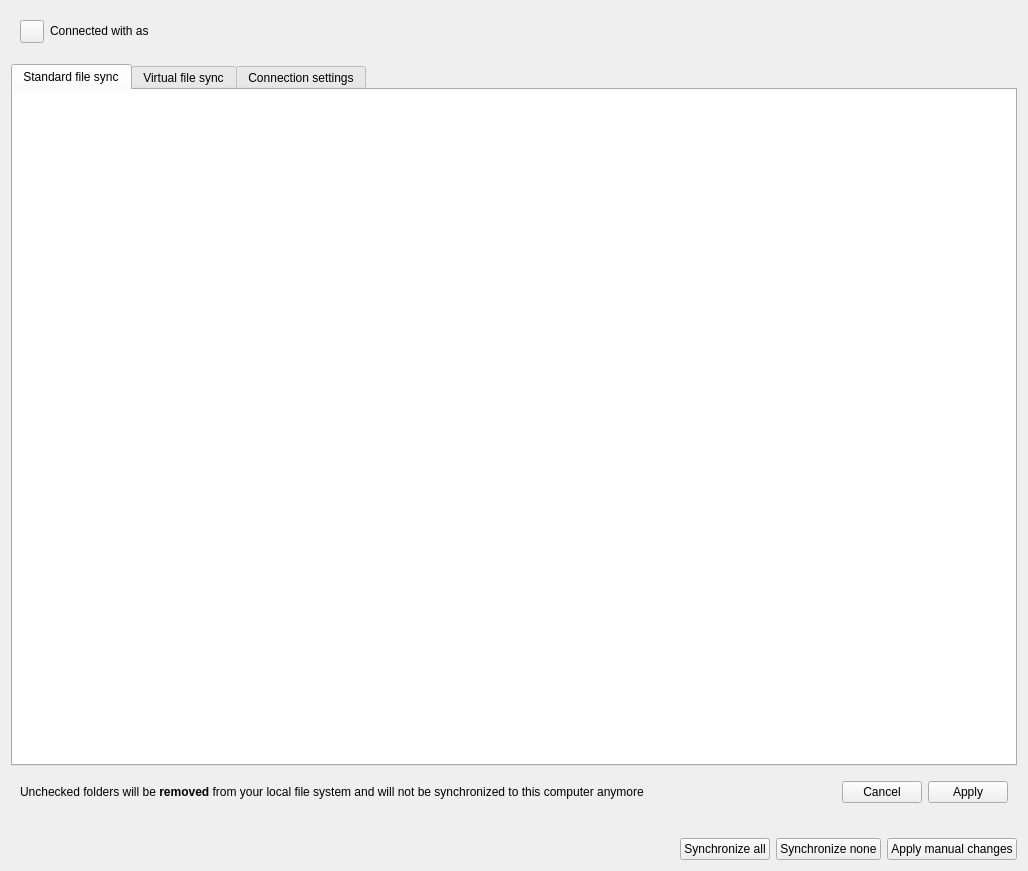
First picture: the form in src/gui/accountsettings.ui, repository nextmcloud/desktop, before the edit.
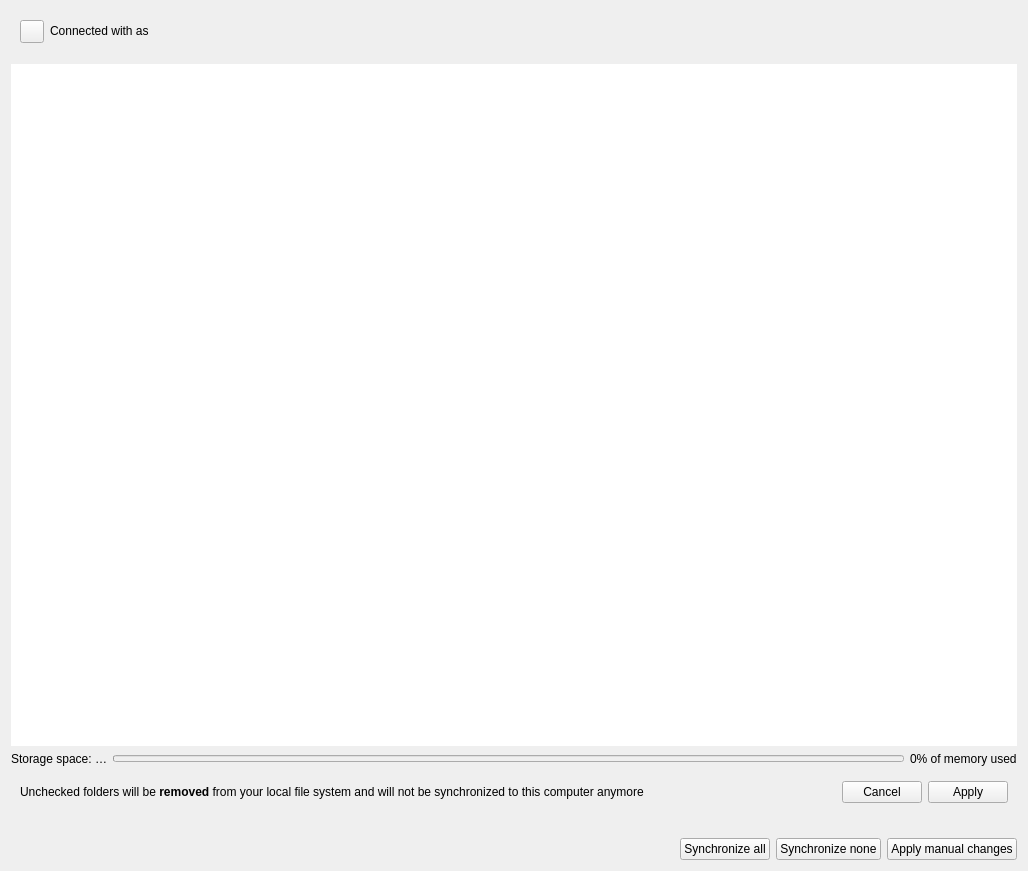
Second picture: the form after the edit. Custom widgets are drawn as their Qt base class.

```diff
--- a/src/gui/accountsettings.ui
+++ b/src/gui/accountsettings.ui
@@ -276,32 +276,7 @@
      </layout>
     </widget>
    </item>
-   <item row="3" column="0">
-    <widget class="QTabWidget" name="tabWidget">
-     <property name="tabShape">
-      <enum>QTabWidget::Rounded</enum>
-     </property>
-     <property name="currentIndex">
-      <number>0</number>
-     </property>
-     <widget class="QWidget" name="standardSyncTab">
-      <attribute name="title">
-       <string>Standard file sync</string>
-      </attribute>
-      <layout class="QVBoxLayout" name="verticalLayout_4" stretch="0">
-       <property name="leftMargin">
-        <number>0</number>
-       </property>
-       <property name="topMargin">
-        <number>0</number>
-       </property>
-       <property name="rightMargin">
-        <number>0</number>
-       </property>
-       <property name="bottomMargin">
-        <number>0</number>
-       </property>
-       <item>
+   <item row="2" column="0">
         <widget class="OCC::FolderStatusView" name="_folderList">
          <property name="sizePolicy">
           <sizepolicy hsizetype="Expanding" vsizetype="Expanding">
@@ -324,20 +299,6 @@
          <property name="animated">
           <bool>true</bool>
          </property>
-        </widget>
-       </item>
-      </layout>
-     </widget>
-     <widget class="QWidget" name="fileProviderTab">
-      <attribute name="title">
-       <string>Virtual file sync</string>
-      </attribute>
-     </widget>
-     <widget class="QWidget" name="connectionSettingsTab">
-      <attribute name="title">
-       <string>Connection settings</string>
-      </attribute>
-     </widget>
     </widget>
    </item>
   </layout>
```
Lines whose indentation alone changed are shown as unchanged.
